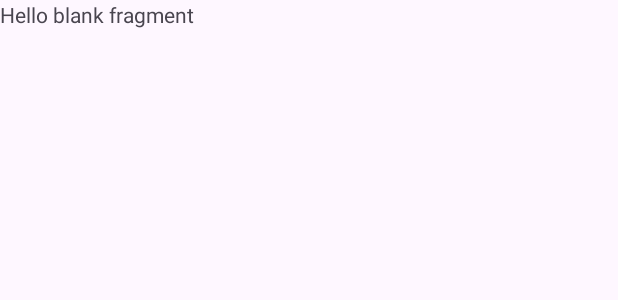
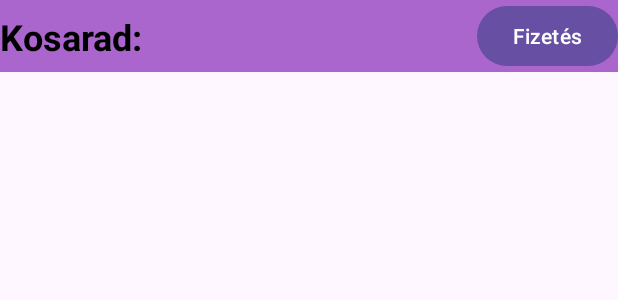
Before and after one commit to EszReka/NailsShop, an Android app: the layout fragment_cart.xml on its own in the app's theme, with its tools: preview values and no code run, on a phone screen of 412 x 824 dp. Shown: the top 300 px of the screen. Run offline under Robolectric (Android 15) with nearby library versions, the light colour scheme and no system bars.

Commit message:
halfdone addtocart

```diff
--- a/app/src/main/AndroidManifest.xml
+++ b/app/src/main/AndroidManifest.xml
@@ -1,11 +1,6 @@
 <?xml version="1.0" encoding="utf-8"?>
 <manifest xmlns:android="http://schemas.android.com/apk/res/android"
     xmlns:tools="http://schemas.android.com/tools">
-
-    <uses-permission android:name="android.permission.WRITE_EXTERNAL_STORAGE" />
-    <uses-permission android:name="android.permission.READ_EXTERNAL_STORAGE" />
-    <uses-permission android:name="android.permission.INTERNET" />
-    <uses-permission android:name="android.permission.ACCESS_NETWORK_STATE" />
 
     <application
         android:allowBackup="true"
--- a/app/src/main/java/com/example/shop/ContactFragment.java
+++ b/app/src/main/java/com/example/shop/ContactFragment.java
@@ -8,11 +8,7 @@ import android.view.LayoutInflater;
 import android.view.View;
 import android.view.ViewGroup;
 
-/**
- * A simple {@link Fragment} subclass.
- * Use the {@link ContactFragment#newInstance} factory method to
- * create an instance of this fragment.
- */
+
 public class ContactFragment extends Fragment {
 
     // TODO: Rename parameter arguments, choose names that match
--- /dev/null
+++ b/app/src/main/res/drawable/baseline_add_a_photo_24.xml
@@ -0,0 +1,5 @@
+<vector xmlns:android="http://schemas.android.com/apk/res/android" android:height="24dp" android:tint="#000000" android:viewportHeight="24" android:viewportWidth="24" android:width="24dp">
+
+    <path android:fillColor="@android:color/white" android:pathData="M3,4V1h2v3h3v2H5v3H3V6H0V4H3zM6,10V7h3V4h7l1.83,2H21c1.1,0 2,0.9 2,2v12c0,1.1 -0.9,2 -2,2H5c-1.1,0 -2,-0.9 -2,-2V10H6zM13,19c2.76,0 5,-2.24 5,-5s-2.24,-5 -5,-5s-5,2.24 -5,5S10.24,19 13,19zM9.8,14c0,1.77 1.43,3.2 3.2,3.2s3.2,-1.43 3.2,-3.2s-1.43,-3.2 -3.2,-3.2S9.8,12.23 9.8,14z"/>
+
+</vector>
--- a/app/src/main/res/layout/activity_main.xml
+++ b/app/src/main/res/layout/activity_main.xml
@@ -12,7 +12,7 @@
         android:layout_height="wrap_content"
         android:ems="10"
         android:hint="@string/email"
-        android:inputType="text"
+        android:inputType="textEmailAddress"
         app:layout_constraintBottom_toBottomOf="parent"
         app:layout_constraintEnd_toEndOf="parent"
         app:layout_constraintStart_toStartOf="parent"
--- a/app/src/main/res/layout/fragment_cart.xml
+++ b/app/src/main/res/layout/fragment_cart.xml
@@ -1,15 +1,45 @@
 <?xml version="1.0" encoding="utf-8"?>
 <FrameLayout xmlns:android="http://schemas.android.com/apk/res/android"
+    xmlns:app="http://schemas.android.com/apk/res-auto"
     xmlns:tools="http://schemas.android.com/tools"
     android:layout_width="match_parent"
     android:layout_height="match_parent"
     tools:context=".CartFragment">
 
-    <!-- TODO: Update blank fragment layout -->
-    <TextView
+
+    <androidx.constraintlayout.widget.ConstraintLayout
+        android:layout_width="match_parent"
+        android:layout_height="wrap_content"
+        android:orientation="horizontal"
+        android:background="@android:color/holo_purple">
+
+        <TextView
+            android:id="@+id/textView14"
+            android:layout_width="wrap_content"
+            android:layout_height="wrap_content"
+            android:text="Kosarad:"
+            android:textSize="24dp"
+            android:textStyle="bold"
+            app:layout_constraintBottom_toBottomOf="parent"
+            app:layout_constraintStart_toStartOf="parent"
+            app:layout_constraintTop_toTopOf="parent"
+            android:textColor="@color/black"/>
+
+        <Button
+            android:layout_width="wrap_content"
+            android:layout_height="wrap_content"
+            app:layout_constraintBottom_toBottomOf="parent"
+            app:layout_constraintEnd_toEndOf="parent"
+            app:layout_constraintTop_toTopOf="parent"
+            android:text="Fizetés"/>
+
+    </androidx.constraintlayout.widget.ConstraintLayout>
+
+    <ListView
+        android:id="@+id/inCartListView"
         android:layout_width="match_parent"
         android:layout_height="match_parent"
-        android:text="@string/hello_blank_fragment"
-        android:layout_gravity="center"/>
+        android:layout_marginTop="50dp"/>
+
 
 </FrameLayout>
--- a/app/src/main/res/values/strings.xml
+++ b/app/src/main/res/values/strings.xml
@@ -12,7 +12,7 @@
         <item>UV lámpa</item>
         <item>Matrica</item>
         <item>Piros géllakk</item>
-        <item>Kék géllak</item>
+        <item>Kék géllakk</item>
         <item>Reszelő</item>
         <item>Csiszológép</item>
         <item>Vékony ecset</item>
```
Also changed, not shown: app/src/main/java/com/example/shop/CartFragment.java (+51 -48 lines), app/src/main/java/com/example/shop/MainPage.java (+10 -0 lines), app/src/main/java/com/example/shop/Register.java (+19 -31 lines), app/src/main/java/com/example/shop/ShopFragment.java (+47 -41 lines), app/src/main/java/com/example/shop/ShopItem.java (+17 -0 lines), app/src/main/java/com/example/shop/ShopItemAdapter.java (+72 -14 lines), app/src/main/java/com/example/shop/UserData.java (+10 -17 lines), app/src/main/res/layout/incart_item.xml (added, +70 -0 lines), app/src/main/res/drawable/csillam.jpg (added), app/src/main/res/drawable/logo.png (added), app/src/main/res/drawable/ollo.jpg (added), app/src/main/res/drawable/parna.jpg (added), app/src/main/res/drawable/primer.png (added).
